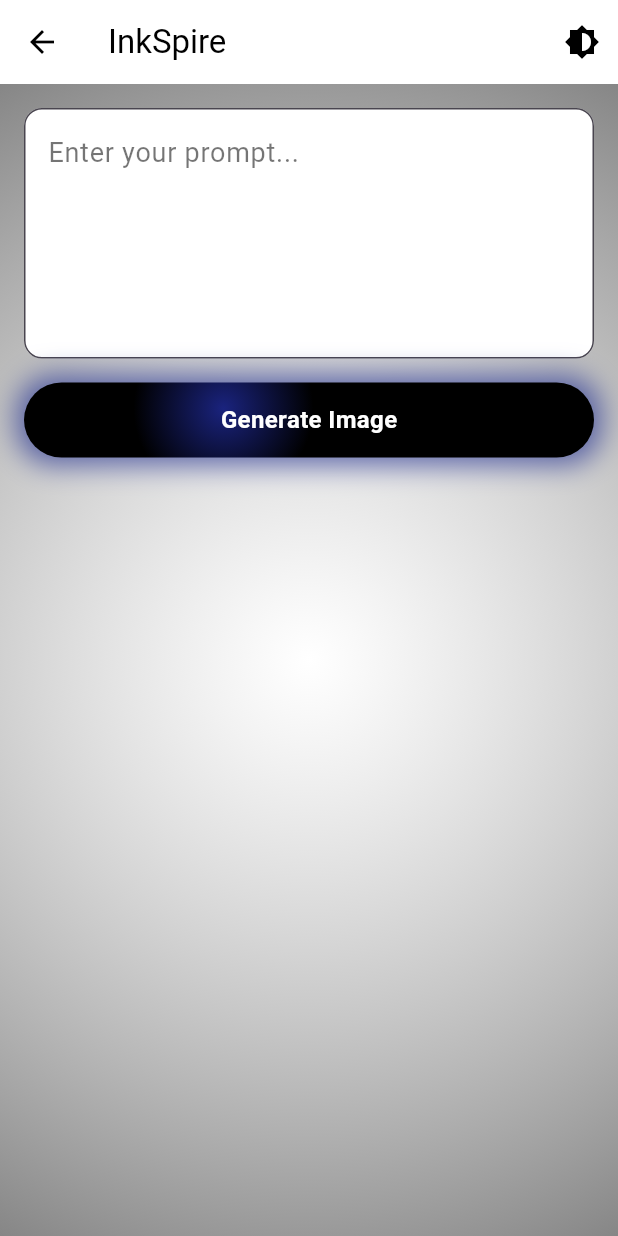
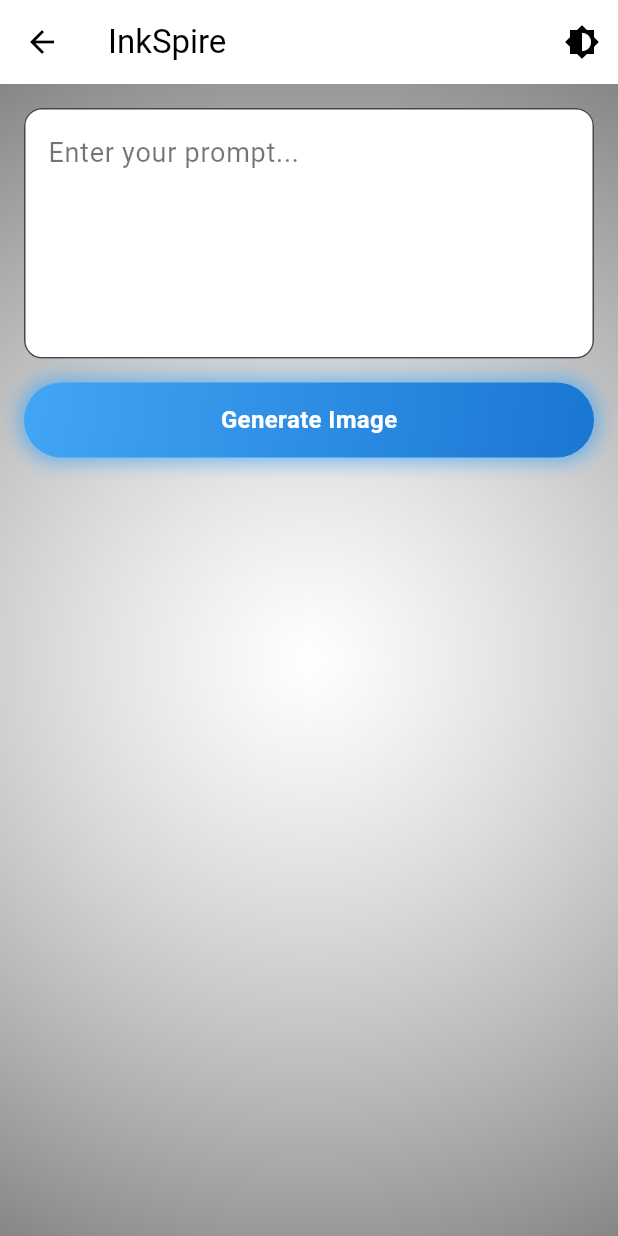
Before and after one commit to emnggprw/inkspire, a Flutter app: the screen it shows after launch, after a tap on the "add" icon, on a phone screen of 412 x 824 dp. Run offline on Flutter 3.47's test engine with Material 3 defaults, Android fonts, the phone set to English and light mode, and no system bars; our stand-ins replace shared_preferences.

Commit message:
Adjusted theme compatibility in prompt screen

```diff
--- a/lib/presentation/screens/prompt_screen.dart
+++ b/lib/presentation/screens/prompt_screen.dart
@@ -133,6 +133,7 @@ class _PromptScreenState extends State<PromptScreen> {
     final isDarkMode = themeProvider.themeMode == ThemeMode.dark;
 
     return Scaffold(
+      backgroundColor: isDarkMode ? Colors.black : Colors.white, // ✅ Fixed theme consistency
       appBar: AppBar(
         title: const Text('InkSpire'),
         actions: [
@@ -162,6 +163,10 @@ class _PromptScreenState extends State<PromptScreen> {
                     filled: true,
                     fillColor: isDarkMode ? Colors.black54 : Colors.white,
                     border: OutlineInputBorder(borderRadius: BorderRadius.circular(12)),
+                    focusedBorder: OutlineInputBorder( // ✅ Focus border color fixed
+                      borderSide: BorderSide(color: isDarkMode ? Colors.white70 : Colors.black54),
+                      borderRadius: BorderRadius.circular(12),
+                    ),
                   ),
                 ),
                 const SizedBox(height: 16),
@@ -172,16 +177,18 @@ class _PromptScreenState extends State<PromptScreen> {
                     height: 50,
                     decoration: BoxDecoration(
                       borderRadius: BorderRadius.circular(25),
-                      gradient: RadialGradient(
-                        colors: [Colors.indigo.shade900, Colors.black],
-                        center: const Alignment(-0.3, -0.3),
-                        radius: 1.2,
+                      gradient: LinearGradient( // ✅ Adjusted for better visibility in both themes
+                        colors: isDarkMode
+                            ? [Colors.indigo.shade700, Colors.indigo.shade900]
+                            : [Colors.blue.shade400, Colors.blue.shade700],
+                        begin: Alignment.topLeft,
+                        end: Alignment.bottomRight,
                       ),
                       boxShadow: [
                         BoxShadow(
-                          color: Colors.indigo.shade800.withOpacity(0.7),
-                          blurRadius: 15,
-                          spreadRadius: 5,
+                          color: isDarkMode ? Colors.indigo.shade800.withOpacity(0.7) : Colors.blue.shade400.withOpacity(0.7),
+                          blurRadius: 10,
+                          spreadRadius: 3,
                         ),
                       ],
                     ),
```
